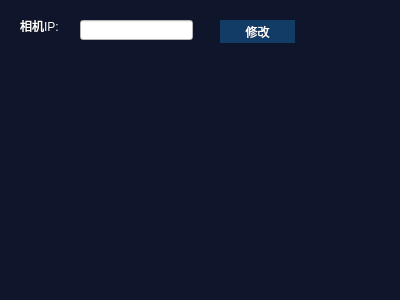
seafrog1984/QTIRScan, file IRScan/IRScan/SettingDlg.ui: the form before one commit.
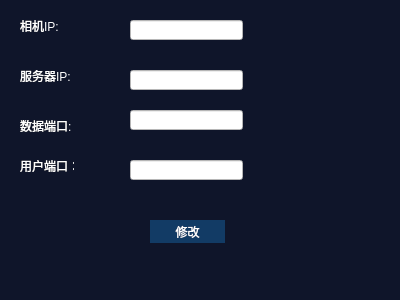
The form after the commit.

Diff of the .ui file:
```diff
--- a/IRScan/IRScan/SettingDlg.ui
+++ b/IRScan/IRScan/SettingDlg.ui
@@ -29,7 +29,7 @@
   <widget class="QLineEdit" name="lineEdit_IP">
    <property name="geometry">
     <rect>
-     <x>80</x>
+     <x>130</x>
      <y>20</y>
      <width>113</width>
      <height>20</height>
@@ -52,8 +52,8 @@
   <widget class="QPushButton" name="btn_set_IP">
    <property name="geometry">
     <rect>
-     <x>220</x>
-     <y>20</y>
+     <x>150</x>
+     <y>220</y>
      <width>75</width>
      <height>23</height>
     </rect>
@@ -62,6 +62,75 @@
     <string>修改</string>
    </property>
   </widget>
+  <widget class="QLabel" name="label_2">
+   <property name="geometry">
+    <rect>
+     <x>20</x>
+     <y>70</y>
+     <width>54</width>
+     <height>12</height>
+    </rect>
+   </property>
+   <property name="text">
+    <string>服务器IP:</string>
+   </property>
+  </widget>
+  <widget class="QLineEdit" name="lineEdit_servIP">
+   <property name="geometry">
+    <rect>
+     <x>130</x>
+     <y>70</y>
+     <width>113</width>
+     <height>20</height>
+    </rect>
+   </property>
+  </widget>
+  <widget class="QLabel" name="label_3">
+   <property name="geometry">
+    <rect>
+     <x>20</x>
+     <y>120</y>
+     <width>54</width>
+     <height>12</height>
+    </rect>
+   </property>
+   <property name="text">
+    <string>数据端口:</string>
+   </property>
+  </widget>
+  <widget class="QLineEdit" name="lineEdit_port">
+   <property name="geometry">
+    <rect>
+     <x>130</x>
+     <y>110</y>
+     <width>113</width>
+     <height>20</height>
+    </rect>
+   </property>
+  </widget>
+  <widget class="QLabel" name="label_4">
+   <property name="geometry">
+    <rect>
+     <x>20</x>
+     <y>160</y>
+     <width>54</width>
+     <height>12</height>
+    </rect>
+   </property>
+   <property name="text">
+    <string>用户端口：</string>
+   </property>
+  </widget>
+  <widget class="QLineEdit" name="lineEdit_uport">
+   <property name="geometry">
+    <rect>
+     <x>130</x>
+     <y>160</y>
+     <width>113</width>
+     <height>20</height>
+    </rect>
+   </property>
+  </widget>
  </widget>
  <layoutdefault spacing="6" margin="11"/>
  <resources/>
```
Left out of the diff: 4 changed lines with no effect on the pictures.
